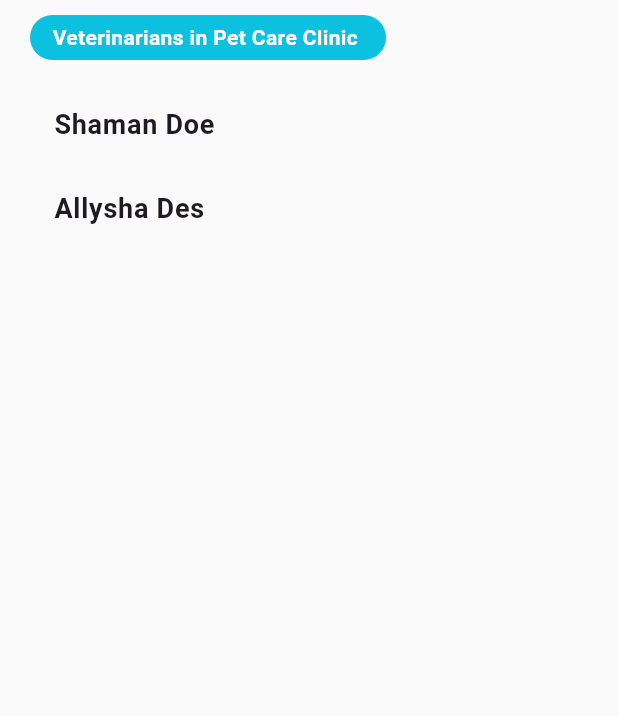
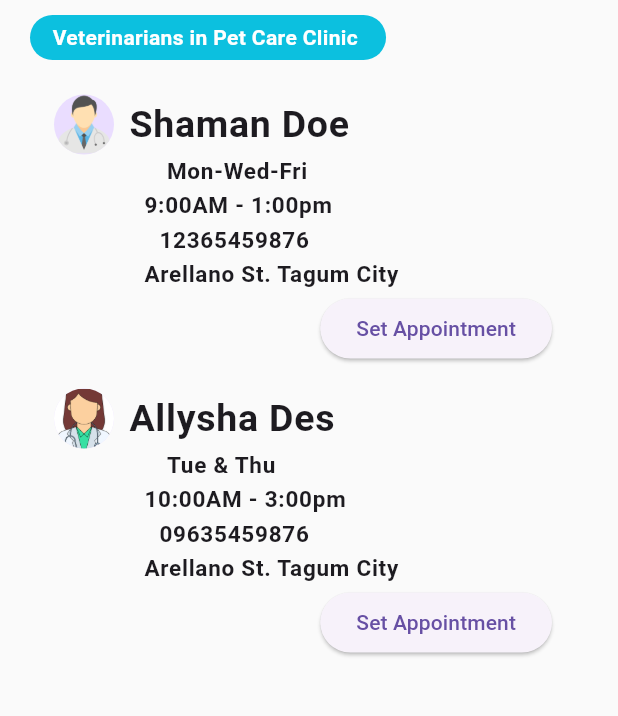
Before and after one commit to ChronoAiren/vet-link, a Flutter app: the ViewClinicsScreen widget shown alone on an empty page, opened directly, after a tap on "Pet Care", on a phone screen of 412 x 824 dp, the part 207-923 px from its top. Run offline on Flutter 3.47's test engine with Material 3 defaults, Android fonts, the phone set to English and light mode, and no system bars; our stand-ins replace dio, easy_stepper, flutter_svg, freezed_annotation, get, responsive_framework; accounts and stored records are empty; Roboto replaces fonts that are missing (Poppins).

Commit message:
added view clinics, view veterinarian pet owner screen

```diff
--- a/frontend/lib/features/clinics/presentation/view_clinics/view_clinics_screen.dart
+++ b/frontend/lib/features/clinics/presentation/view_clinics/view_clinics_screen.dart
@@ -1,6 +1,6 @@
 import 'package:flutter/material.dart';
 import 'package:frontend/common/widgets/main_wrapper.dart';
-import 'package:frontend/features/veterinarians/presentation/view%20veterinarians/view_veterinarians_screen.dart';
+import 'package:frontend/features/veterinarians/presentation/view%20veterinarians/view_veterinarians_po_screen.dart';
 import 'package:get/get.dart';
 
 
@@ -85,9 +85,7 @@
                     );
                   },
                   onDismissed: (direction) {
-                        // Perform the delete operation
                         clinics.removeAt(index);
-                        // Optionally, show a snackbar to indicate successful deletion
                         ScaffoldMessenger.of(context).showSnackBar(
                           SnackBar(
                               content: Text(
@@ -99,7 +97,7 @@
                   onTap: (){
                     Navigator.push(context,
                     MaterialPageRoute(
-                builder: (context) => ViewVeterinariansScreen(selectedClinic : clinics[index]['clinic']!.obs ),
+                builder: (context) => ViewVeterinariansPoScreen(selectedClinic : clinics[index]['clinic']!.obs ),
 
               ),
             );
@@ -121,6 +119,7 @@
                     // );
                   },
                    title: Text(clinics[index]['clinic']!),
+
                  )
                  );
               },
--- /dev/null
+++ b/frontend/lib/features/veterinarians/presentation/view veterinarians/view_veterinarians_po_screen.dart
@@ -0,0 +1,256 @@
+import 'package:flutter/material.dart';
+import 'package:frontend/common/widgets/main_wrapper.dart';
+import 'package:frontend/features/veterinarians/presentation/view_veterinarian_screen.dart';
+import 'package:get/get.dart';
+
+class ViewVeterinariansPoScreen extends StatelessWidget {
+  // ViewVeterinariansScreen({super.key, String? message});
+
+  ViewVeterinariansPoScreen({super.key, required this.selectedClinic});
+
+  final RxList<Map<String, String>> veterinarians = [
+    {
+      'clinicName': 'Pet Care',
+      'Veterinarian': 'Shaman Doe',
+      'contactNumber' : '12365459876',
+      'daySchedule' : 'Mon-Wed-Fri',
+      'time' : '9:00AM - 1:00pm',
+      'address' : 'Arellano St. Tagum City',
+      'gender' : 'Male'
+    },
+    {
+      'clinicName': 'Pet Care',
+      'Veterinarian': 'Allysha Des',
+      'contactNumber' : '09635459876',
+      'daySchedule' : 'Tue & Thu',
+      'time' : '10:00AM - 3:00pm',
+      'address' : 'Arellano St. Tagum City',
+      'gender' : 'Female'
+    },
+    {
+      'clinicName': 'Best Buddies',
+      'Veterinarian': 'Mc Vee Delos Santos',
+      'contactNumber' : '09061432754',
+      'daySchedule' : 'Mon-Wed-Fri',
+      'time' : '9:00AM - 4:00pm',
+      'address' : 'Bonifacio St. Tagum City',
+      'gender' : 'Male'
+    },
+    {
+      'clinicName': 'Best Buddies',
+      'Veterinarian': 'Haru Zab',
+      'contactNumber' : '09758757055',
+      'daySchedule' : 'Tue & Thu',
+      'time' : '8:00AM - 1:00pm',
+      'address' : 'Bonifacio St. Tagum City',
+      'gender' : 'Male'
+    },
+    {
+      'clinicName': 'Animal Care',
+      'Veterinarian': 'Zabuza Ses',
+      'contactNumber' : '78965454123',
+      'daySchedule' : 'Mon-Wed-Fri',
+      'time' : '9:00AM - 3:00pm',
+      'address' : 'Rizal St. Tagum City',
+      'gender' : 'Male'
+    },
+    {
+      'clinicName': 'Animal Care',
+      'Veterinarian': 'Alien Dam',
+      'contactNumber' : '45635285466',
+      'daySchedule' : 'Tue & Thu',
+      'time' : '9:00AM - 2:00pm',
+      'address' : 'Rizal St. Tagum City',
+      'gender' : 'Female'
+    },
+  ].obs;
+
+  final RxString selectedClinic ;
+
+  @override
+  Widget build(BuildContext context) {
+    return MainWrapper(
+      content: SizedBox(
+        height: MediaQuery.of(context).size.height,
+        child: Column(
+          crossAxisAlignment: CrossAxisAlignment.start,
+          mainAxisAlignment: MainAxisAlignment.start,
+          children: [
+            Container(
+              padding:
+                  const EdgeInsets.symmetric(vertical: 5.0, horizontal: 15.0),
+              decoration: const BoxDecoration(
+                color: Color.fromARGB(255, 12, 192, 223),
+                borderRadius: BorderRadius.all(
+                  Radius.circular(15.0),
+                ),
+              ),
+              child:  Text(
+                'Veterinarians in $selectedClinic Clinic ' ,
+                style: const TextStyle(
+                  fontSize: 14,
+                  fontWeight: FontWeight.bold,
+                  color: Colors.white,
+                ),
+              ),
+            ),
+            const SizedBox(
+              height: 15.0,
+            ),
+            Expanded(
+              child: Obx(
+                () => ListView.builder(
+                  itemCount: veterinarians.length,
+                  itemBuilder: (context, index) {
+                    if (veterinarians[index]['clinicName'] ==
+                        selectedClinic.value) {
+                      return ListTile(
+                        onTap: () {
+                          Navigator.push(context,
+                          MaterialPageRoute(
+                          builder:
+                           (context) => ViewVeterinarianScreen(selectedVeterinarian : veterinarians[index]['Veterinarian']!.obs ),
+
+                          // showDialog(
+                          //   context: context,
+                          //   builder: (context) => AlertDialog(
+                          //     content: Column(
+                          //       mainAxisSize: MainAxisSize.min,
+                          //       children: [
+                          //         Text(
+                          //           veterinarians[index]['Veterinarian']!,
+                          //           style: const TextStyle(
+                          //             fontWeight: FontWeight.bold,
+                          //             fontSize: 35,
+                          //           ),
+                          //         ),
+                          //         Text(
+                          //           veterinarians[index]['daySchedule']!,
+                          //           style: const TextStyle(
+                          //             fontWeight: FontWeight.bold,
+                          //             fontSize: 15,
+                          //           ),
+                          //         ),
+                          //         Text(
+                          //           veterinarians[index]['time']!,
+                          //           style: const TextStyle(
+                          //             fontWeight: FontWeight.bold,
+                          //             fontSize: 15,
+                          //           ),
+                          //         ),
+                          //         Text(
+                          //           veterinarians[index]['contactNumber']!,
+                          //           style: const TextStyle(
+                          //             fontWeight: FontWeight.bold,
+                          //             fontSize: 15,
+                          //           ),
+                          //         ),
+                          //         Text(
+                          //           veterinarians[index]['address']!,
+                          //           style: const TextStyle(
+                          //             fontWeight: FontWeight.bold,
+                          //             fontSize: 15,
+                          //           ),
+                          //         ),
+                          //         const SizedBox(
+                          //           height: 30,
+                          //         ),
+                          //         ElevatedButton(
+                          //           onPressed: (){
+                          //           //   Navigator.push(context,
+                          //           //  MaterialPageRoute(builder: (context) => SetAppointment(()),
+                          //           },
+                          //           child: const Text('Set Appointment')
+                          //         ),
+                          //       ],
+                          //     ),
+                          //   ),
+                          ));
+                        },
+                        title: Column (
+                          crossAxisAlignment: CrossAxisAlignment.start,
+                          children: [
+                            Row(
+                              children: [
+                                CircleAvatar(
+                                  backgroundImage: AssetImage( veterinarians[index]['gender'] == 'Male'
+                                    ? 'assets/icons/vMale.png'
+                                    : 'assets/icons/vFemale.png',
+                                  )
+                                ),
+                                const SizedBox(width: 10),
+                                Text(veterinarians[index]['Veterinarian']!,
+                                  style: const TextStyle(
+                                    fontWeight: FontWeight.bold,
+                                    fontSize: 25,
+                                  ),
+                                ),
+
+                              ]
+                            ),
+                            Padding(
+                              padding: const EdgeInsets.only(left: 75.0),
+                              child: Text(
+                                veterinarians[index]['daySchedule']!,
+                                style: const TextStyle(
+                                  fontWeight: FontWeight.bold,
+                                  fontSize: 15,
+                                ),
+                              ),
+                            ),
+                            Padding(
+                              padding: const EdgeInsets.only(left: 60.0),
+                              child: Text(
+                                veterinarians[index]['time']!,
+                                style: const TextStyle(
+                                  fontWeight: FontWeight.bold,
+                                  fontSize: 15,
+                                ),
+                              ),
+                            ),
+                            Padding(
+                              padding: const EdgeInsets.only(left: 70.0),
+                              child: Text(
+                                veterinarians[index]['contactNumber']!,
+                                style: const TextStyle(
+                                  fontWeight: FontWeight.bold,
+                                  fontSize: 15,
+                                ),
+                              ),
+                            ),
+                            Padding(
+                              padding: const EdgeInsets.only(left: 60.0),
+                              child: Text(
+                                veterinarians[index]['address']!,
+                                style: const TextStyle(
+                                  fontWeight: FontWeight.bold,
+                                  fontSize: 15,
+                                ),
+                              ),
+                            ),
+                            Row(
+                              mainAxisAlignment: MainAxisAlignment.end, // Aligns the button to the right
+                                children: [
+                                  ElevatedButton(
+                                    onPressed: () { },
+                                    child: const Text('Set Appointment'),
+                                  ),
+                                ],
+                            )
+                          ],
+                        )
+                      );
+                    } else {
+
+                      return const SizedBox.shrink();
+                    }
+                  },
+                ),
+              ),
+            ),
+          ],
+        ),
+      ),
+    );
+  }
+}
--- a/frontend/lib/features/veterinarians/presentation/view veterinarians/view_veterinarians_screen.dart
+++ /dev/null
@@ -1,173 +0,0 @@
-import 'package:flutter/material.dart';
-import 'package:frontend/common/widgets/main_wrapper.dart';
-import 'package:get/get.dart';
-
-class ViewVeterinariansScreen extends StatelessWidget {
-  // ViewVeterinariansScreen({super.key, String? message});
-
-  ViewVeterinariansScreen({super.key, required this.selectedClinic});
-
-  final RxList<Map<String, String>> veterinarians = [
-    {
-      'clinicName': 'Pet Care',
-      'Veterinarian': 'Shaman Doe',
-      'contactNumber' : '12365459876',
-      'daySchedule' : 'Mon-Wed',
-      'time' : '9:00AM - 1:00pm',
-      'address' : 'Arellano St. Tagum City'
-    },
-    {
-      'clinicName': 'Pet Care',
-      'Veterinarian': 'Allysha Des',
-      'contactNumber' : '09635459876',
-      'daySchedule' : 'Mon, Wed, Fri',
-      'time' : '10:00AM - 3:00pm',
-      'address' : 'Arellano St. Tagum City'
-    },
-    {
-      'clinicName': 'Best Buddies',
-      'Veterinarian': 'Mc Vee Delos Santos',
-      'contactNumber' : '09061432754',
-      'daySchedule' : 'Mon-Fri',
-      'time' : '9:00AM - 4:00pm',
-      'address' : 'Bonifacio St. Tagum City'
-    },
-    {
-      'clinicName': 'Best Buddies',
-      'Veterinarian': 'Haru Zab',
-      'contactNumber' : '09758757055',
-      'daySchedule' : 'Tue & Thu',
-      'time' : '8:00AM - 1:00pm',
-      'address' : 'Bonifacio St. Tagum City'
-    },
-    {
-      'clinicName': 'Animal Care',
-      'Veterinarian': 'Zabuza Ses',
-      'contactNumber' : '78965454123',
-      'daySchedule' : 'Wed -Fri',
-      'time' : '9:00AM - 3:00pm',
-      'address' : 'Rizal St. Tagum City'
-    },
-    {
-      'clinicName': 'Animal Care',
-      'Veterinarian': 'Alien Dam',
-      'contactNumber' : '45635285466',
-      'daySchedule' : 'Mon-Fri',
-      'time' : '9:00AM - 2:00pm',
-      'address' : 'Rizal St. Tagum City'
-    },
-  ].obs;
-
-  final RxString selectedClinic ;
-
-  @override
-  Widget build(BuildContext context) {
-    return MainWrapper(
-      content: SizedBox(
-        height: MediaQuery.of(context).size.height,
-        child: Column(
-          crossAxisAlignment: CrossAxisAlignment.start,
-          mainAxisAlignment: MainAxisAlignment.start,
-          children: [
-            Container(
-              padding:
-                  const EdgeInsets.symmetric(vertical: 5.0, horizontal: 15.0),
-              decoration: const BoxDecoration(
-                color: Color.fromARGB(255, 12, 192, 223),
-                borderRadius: BorderRadius.all(
-                  Radius.circular(15.0),
-                ),
-              ),
-              child:  Text(
-                'Veterinarians in $selectedClinic Clinic ' ,
-                style: const TextStyle(
-                  fontSize: 14,
-                  fontWeight: FontWeight.bold,
-                  color: Colors.white,
-                ),
-              ),
-            ),
-            const SizedBox(
-              height: 15.0,
-            ),
-            Expanded(
-              child: Obx(
-                () => ListView.builder(
-                  itemCount: veterinarians.length,
-                  itemBuilder: (context, index) {
-                    if (veterinarians[index]['clinicName'] ==
-                        selectedClinic.value) {
-                      return ListTile(
-                        onTap: () {
-                          showDialog(
-                            context: context,
-                            builder: (context) => AlertDialog(
-                              content: Column(
-                                mainAxisSize: MainAxisSize.min,
-                                children: [
-                                  Text(
-                                    veterinarians[index]['Veterinarian']!,
-                                    style: const TextStyle(
-                                      fontWeight: FontWeight.bold,
-                                      fontSize: 35,
-                                    ),
-                                  ),
-                                  Text(
-                                    veterinarians[index]['daySchedule']!,
-                                    style: const TextStyle(
-                                      fontWeight: FontWeight.bold,
-                                      fontSize: 15,
-                                    ),
-                                  ),
-                                  Text(
-                                    veterinarians[index]['time']!,
-                                    style: const TextStyle(
-                                      fontWeight: FontWeight.bold,
-                                      fontSize: 15,
-                                    ),
-                                  ),
-                                  Text(
-                                    veterinarians[index]['contactNumber']!,
-                                    style: const TextStyle(
-                                      fontWeight: FontWeight.bold,
-                                      fontSize: 15,
-                                    ),
-                                  ),
-                                  Text(
-                                    veterinarians[index]['address']!,
-                                    style: const TextStyle(
-                                      fontWeight: FontWeight.bold,
-                                      fontSize: 15,
-                                    ),
-                                  ),
-                                  const SizedBox(
-                                    height: 30,
-                                  ),
-                                  ElevatedButton(
-                                    onPressed: (){
-                                    //   Navigator.push(context,
-                                    //  MaterialPageRoute(builder: (context) => SetAppointment(()),
-                                    },
-                                    child: const Text('Set Appointment')
-                                  ),
-                                ],
-                              ),
-                            ),
-                          );
-                        },
-                        title: Text(veterinarians[index]['Veterinarian']!),
-                      );
-                    } else {
-
-                      return const SizedBox.shrink();
-                    }
-                  },
-                ),
-              ),
-            ),
-          ],
-        ),
-      ),
-    );
-  }
-}
--- /dev/null
+++ b/frontend/lib/features/veterinarians/presentation/view_veterinarian_screen.dart
@@ -0,0 +1,114 @@
+import 'package:flutter/material.dart';
+import 'package:frontend/common/widgets/main_wrapper.dart';
+import 'package:frontend/styles/dark_theme.dart';
+import 'package:frontend/styles/light_theme.dart';
+import 'package:get/get.dart';
+
+
+class ViewVeterinarianScreen extends StatelessWidget {
+  // const ViewVeterinarianScreen({super.key});
+
+  ViewVeterinarianScreen({super.key, required this.selectedVeterinarian});
+
+  final RxList<Map<String, String>> veterinarianInfo = [
+   {
+      'clinicName': 'Pet Care',
+      'Veterinarian': 'Shaman Doe',
+      'contactNumber' : '12365459876',
+      'daySchedule' : 'Mon-Wed-Fri',
+      'time' : '9:00AM - 1:00pm',
+      'address' : 'Arellano St. Tagum City',
+      'gender' : 'Male',
+
+    },
+    {
+      'clinicName': 'Pet Care',
+      'Veterinarian': 'Allysha Des',
+      'contactNumber' : '09635459876',
+      'daySchedule' : 'Tue & Thu',
+      'time' : '10:00AM - 3:00pm',
+      'address' : 'Arellano St. Tagum City',
+      'gender' : 'Female'
+    },
+    {
+      'clinicName': 'Best Buddies',
+      'Veterinarian': 'Mc Vee Delos Santos',
+      'contactNumber' : '09061432754',
+      'daySchedule' : 'Mon-Wed-Fri',
+      'time' : '9:00AM - 4:00pm',
+      'address' : 'Bonifacio St. Tagum City',
+      'gender' : 'Male'
+    },
+    {
+      'clinicName': 'Best Buddies',
+      'Veterinarian': 'Haru Zab',
+      'contactNumber' : '09758757055',
+      'daySchedule' : 'Tue & Thu',
+      'time' : '8:00AM - 1:00pm',
+      'address' : 'Bonifacio St. Tagum City',
+      'gender' : 'Male'
+    },
+    {
+      'clinicName': 'Animal Care',
+      'Veterinarian': 'Zabuza Ses',
+      'contactNumber' : '78965454123',
+      'daySchedule' : 'Mon-Wed-Fri',
+      'time' : '9:00AM - 3:00pm',
+      'address' : 'Rizal St. Tagum City',
+      'gender' : 'Male'
+    },
+    {
+      'clinicName': 'Animal Care',
+      'Veterinarian': 'Alien Dam',
+      'contactNumber' : '45635285466',
+      'daySchedule' : 'Tue & Thu',
+      'time' : '9:00AM - 2:00pm',
+      'address' : 'Rizal St. Tagum City',
+      'gender' : 'Female'
+    },
+  ].obs;
+
+  final RxString selectedVeterinarian;
+
+  @override
+  Widget build(BuildContext context) {
+    return MainWrapper(
+      content: SizedBox(
+          height:MediaQuery.of(context).size.height ,
+          child: Column(
+            crossAxisAlignment: CrossAxisAlignment.start,
+            mainAxisAlignment: MainAxisAlignment.start,
+            children: [
+              Container(
+                padding :
+                  const EdgeInsets.symmetric(vertical: 5.0, horizontal: 15.0),
+                  decoration: const BoxDecoration(
+                    borderRadius: BorderRadius.all(Radius.circular(15.0))
+                  ),
+                child: Obx(() =>
+                Expanded(
+                  child: Container(
+                    decoration: const BoxDecoration(
+                      color: Color.fromARGB(223, 223, 223, 210),
+                    ),
+                    child: Padding(
+                      padding: const EdgeInsets.all(8.0),
+                      child: Text(
+                        'Dr. $selectedVeterinarian',
+                        style: const TextStyle(
+                          fontSize: 30,
+                          fontWeight: FontWeight.bold,
+                          color: Colors.black,
+                        ),
+                      ),
+                    ),
+                  ),
+                )
+                )
+              )
+            ],
+          ),
+      ),
+    );
+  }
+}
```
